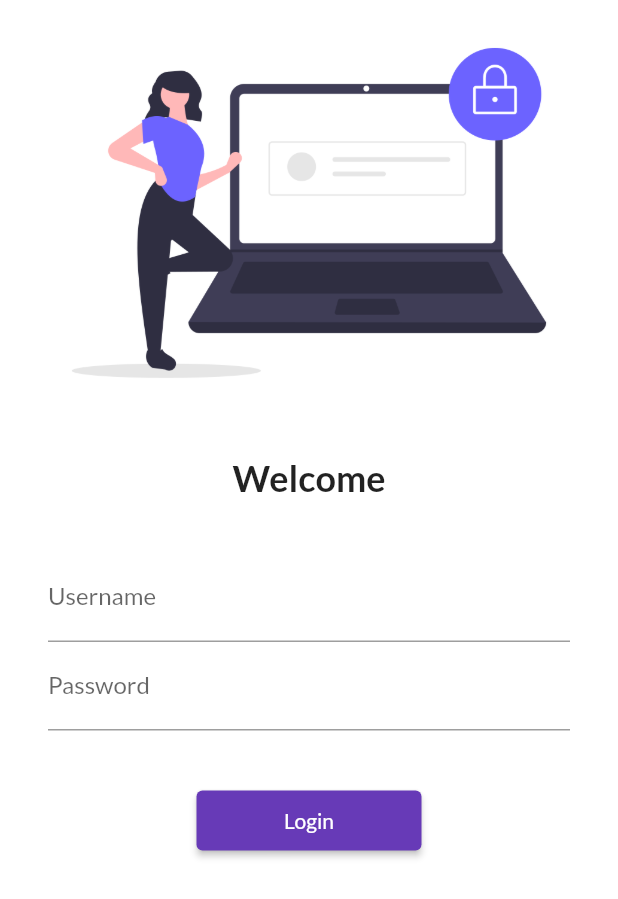
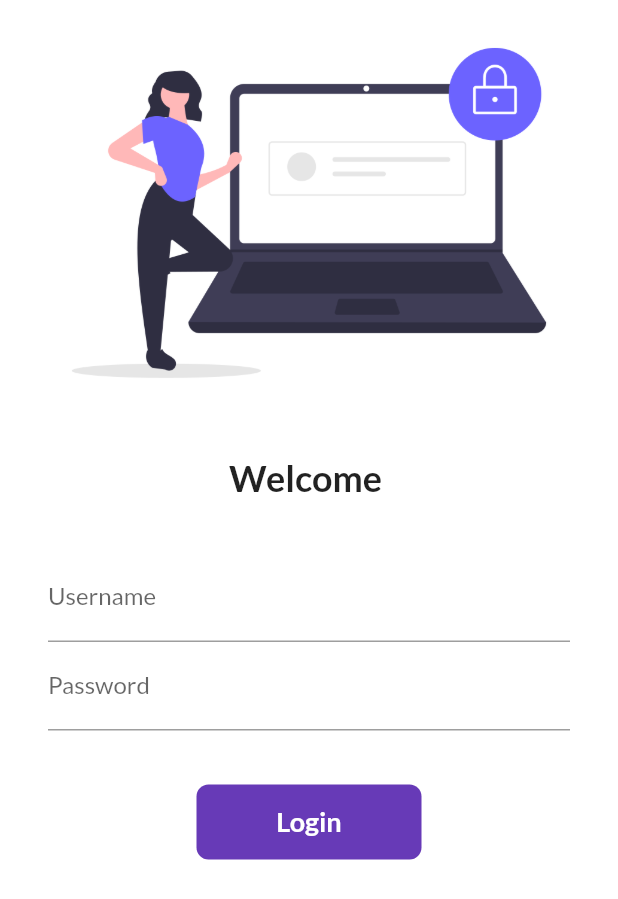
Before and after one commit to exanwar/30DaysOfFlutter, a Flutter app: the screen it shows after launch, on a phone screen of 412 x 824 dp. Shown: the top 899 px of the screen. Run offline on Flutter 3.47's test engine with Material 2 defaults, Android fonts, the phone set to English and light mode, and no system bars; our stand-ins replace google_fonts.

Commit message:
Day6 Completed

```diff
--- a/lib/pages/login_page.dart
+++ b/lib/pages/login_page.dart
@@ -2,7 +2,15 @@
 import 'package:flutter/services.dart';
 import 'package:mtechviral/utils/routes.dart';
 
-class LoginPage extends StatelessWidget {
+class LoginPage extends StatefulWidget {
+  @override
+  _LoginPageState createState() => _LoginPageState();
+}
+
+class _LoginPageState extends State<LoginPage> {
+  String name = "";
+  bool changeButton = false;
+
   @override
   Widget build(BuildContext context) {
     return Material(
@@ -16,7 +24,7 @@
             ),
             SizedBox(height: 20.0),
             Text(
-              'Welcome',
+              'Welcome $name',
               style: TextStyle(
                 fontSize: 24,
                 fontWeight: FontWeight.bold,
@@ -32,6 +40,10 @@
                       hintText: 'Enter username',
                       labelText: 'Username',
                     ),
+                    onChanged: (value) {
+                      name = value;
+                      setState(() {});
+                    },
                   ),
                   TextFormField(
                     obscureText: true,
@@ -44,12 +56,42 @@
               ),
             ),
             SizedBox(height: 20.0),
-            ElevatedButton(
-                onPressed: () {
-                  Navigator.pushNamed(context, MyRoutes.homeRoute);
-                },
-                style: TextButton.styleFrom(minimumSize: Size(150, 40)),
-                child: Text('Login'))
+
+            InkWell(
+              onTap: () async {
+                setState(() {
+                  changeButton = true;
+                });
+
+                await Future.delayed(Duration(seconds: 1));
+                Navigator.pushNamed(context, MyRoutes.homeRoute);
+              },
+              child: AnimatedContainer(
+                duration: Duration(seconds: 1),
+                height: 50,
+                width: changeButton ? 50 : 150,
+                decoration: BoxDecoration(
+                  color: Colors.deepPurple,
+                  // shape: changeButton ? BoxShape.circle : BoxShape.rectangle,
+                  borderRadius:
+                      BorderRadius.all(Radius.circular(changeButton ? 50 : 8)),
+                ),
+                child: changeButton
+                    ? Icon(Icons.done, color: Colors.white)
+                    : Text('Login',
+                        style: TextStyle(
+                            fontSize: 18,
+                            fontWeight: FontWeight.bold,
+                            color: Colors.white)),
+                alignment: Alignment.center,
+              ),
+            ),
+            // ElevatedButton(
+            //     onPressed: () {
+            //       Navigator.pushNamed(context, MyRoutes.homeRoute);
+            //     },
+            //     style: TextButton.styleFrom(minimumSize: Size(150, 40)),
+            //     child: Text('Login'))
           ],
         ),
       ),
```
